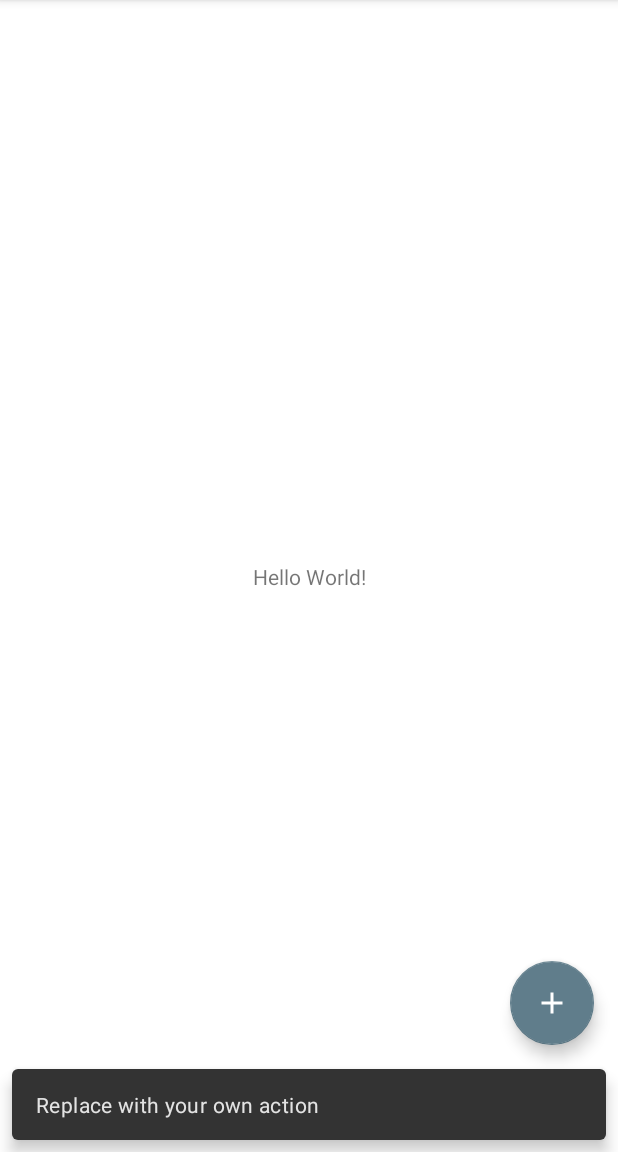
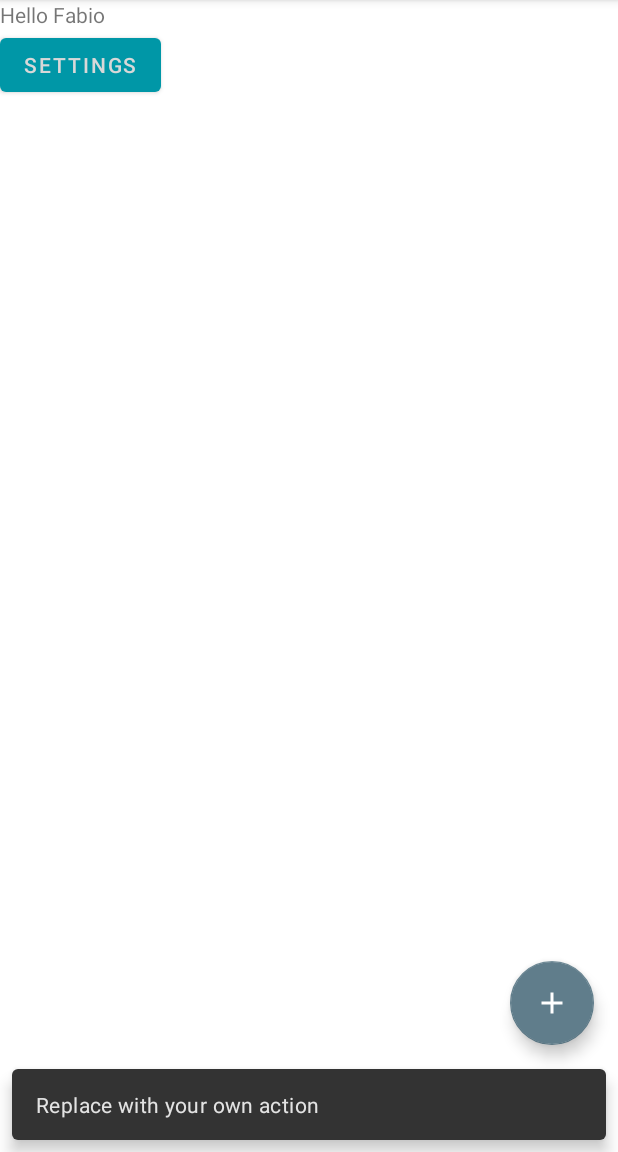
Before and after one commit to fabiohxcx/Popular-Movies-Kotlin, an Android app: the screen it shows after launch (MainActivity), after a tap on an icon or button, on a phone screen of 412 x 824 dp, the part 84-1236 px from its top. Run offline under Robolectric (Android 15) with nearby library versions, the phone set to English and light mode, and no system bars; our stand-ins replace data binding.

Commit message:
Adding basic of Navigation Component

```diff
--- a/app/src/main/java/com/example/popularmovieskotlin/HomeFragment.kt
+++ b/app/src/main/java/com/example/popularmovieskotlin/HomeFragment.kt
@@ -6,6 +6,8 @@ import android.view.View
 import android.view.ViewGroup
 import androidx.fragment.app.Fragment
 import androidx.lifecycle.ViewModelProviders
+import androidx.navigation.Navigation
+import androidx.navigation.findNavController
 import com.example.popularmovieskotlin.databinding.HomeFragmentBinding
 
 
@@ -24,6 +26,12 @@ class HomeFragment : Fragment() {
 
         val binding = HomeFragmentBinding.inflate(inflater, container, false)
 
+        binding.button.setOnClickListener(
+
+            Navigation.createNavigateOnClickListener(R.id.action_homeFragment_to_testFragment)
+
+        )
+
         return binding.root
     }
 
--- a/app/src/main/res/layout/content_main.xml
+++ b/app/src/main/res/layout/content_main.xml
@@ -8,13 +8,12 @@
     tools:context=".MainActivity"
     tools:showIn="@layout/activity_main">
 
-    <TextView
-        android:layout_width="wrap_content"
-        android:layout_height="wrap_content"
-        android:text="Hello World!"
-        app:layout_constraintBottom_toBottomOf="parent"
-        app:layout_constraintLeft_toLeftOf="parent"
-        app:layout_constraintRight_toRightOf="parent"
-        app:layout_constraintTop_toTopOf="parent" />
+    <fragment
+        android:id="@+id/main_fragment"
+        android:name="androidx.navigation.fragment.NavHostFragment"
+        android:layout_width="match_parent"
+        android:layout_height="match_parent"
+        app:defaultNavHost="true"
+        app:navGraph="@navigation/nav_graph" />
 
 </androidx.constraintlayout.widget.ConstraintLayout>
--- a/app/src/main/res/layout/home_fragment.xml
+++ b/app/src/main/res/layout/home_fragment.xml
@@ -9,16 +9,26 @@
             type="com.example.popularmovieskotlin.HomeViewModel" />
     </data>
 
-    <FrameLayout
+    <LinearLayout
         android:layout_width="match_parent"
         android:layout_height="match_parent"
-        tools:context=".HomeFragment">
+        android:orientation="vertical">
 
         <TextView
             android:id="@+id/hello_world"
-            android:layout_width="match_parent"
-            android:layout_height="match_parent"
-            android:text="Hello" />
+            android:layout_width="wrap_content"
+            android:layout_height="wrap_content"
+            android:text="Hello Fabio"
+            tools:layout_editor_absoluteX="44dp"
+            tools:layout_editor_absoluteY="99dp" />
 
-    </FrameLayout>
+        <Button
+            android:id="@+id/button"
+            android:layout_width="wrap_content"
+            android:layout_height="wrap_content"
+            android:text="@string/action_settings"
+            tools:layout_editor_absoluteX="52dp"
+            tools:layout_editor_absoluteY="187dp" />
+
+    </LinearLayout>
 </layout>
--- /dev/null
+++ b/app/src/main/res/navigation/nav_graph.xml
@@ -0,0 +1,22 @@
+<?xml version="1.0" encoding="utf-8"?>
+<navigation xmlns:android="http://schemas.android.com/apk/res/android"
+    xmlns:app="http://schemas.android.com/apk/res-auto"
+    xmlns:tools="http://schemas.android.com/tools"
+    android:id="@+id/nav_graph"
+    app:startDestination="@id/homeFragment">
+
+    <fragment
+        android:id="@+id/homeFragment"
+        android:name="com.example.popularmovieskotlin.HomeFragment"
+        android:label="HomeFragment" >
+        <action
+            android:id="@+id/action_homeFragment_to_testFragment"
+            app:destination="@id/testFragment"
+            app:popUpTo="@+id/homeFragment" />
+    </fragment>
+    <fragment
+        android:id="@+id/testFragment"
+        android:name="com.example.popularmovieskotlin.TestFragment"
+        android:label="test_fragment"
+        tools:layout="@layout/test_fragment" />
+</navigation>
--- a/app/src/main/res/values/colors.xml
+++ b/app/src/main/res/values/colors.xml
@@ -6,7 +6,7 @@
     <color name="secondaryColor">#607d8b</color>
     <color name="secondaryLightColor">#8eacbb</color>
     <color name="secondaryDarkColor">#34515e</color>
-    <color name="primaryTextColor">#000000</color>
+    <color name="primaryTextColor">#D8D8D8</color>
     <color name="secondaryTextColor">#000000</color>
     <color name="plus_icon_color">#FFFFFFFF</color>
 </resources>
```
Also changed, not shown: app/src/main/java/com/example/popularmovieskotlin/TestFragment.kt (added, +36 -0 lines), app/src/main/java/com/example/popularmovieskotlin/TestViewModel.kt (added, +7 -0 lines), app/src/main/res/layout/test_fragment.xml (added, +13 -0 lines).
